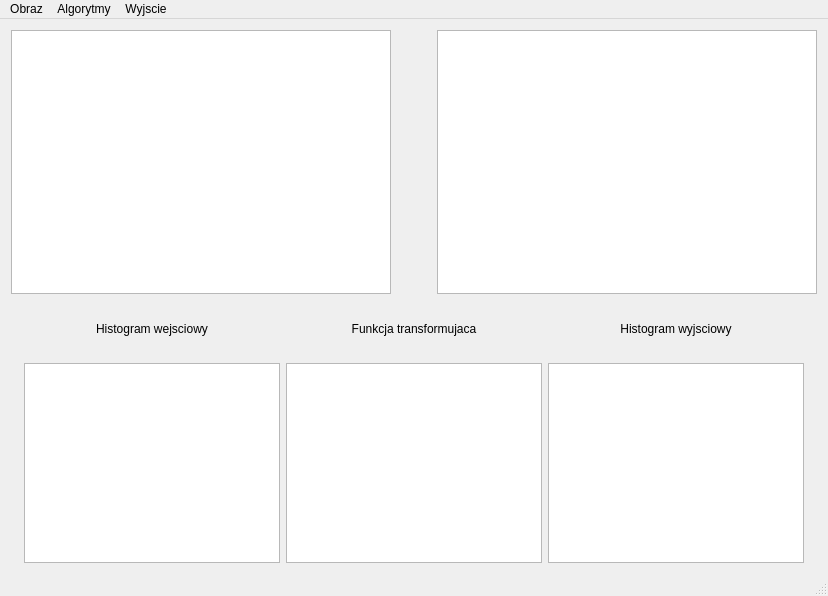
Old version of the form GUI4OpenCV/GUI4OpenCV.ui in the repository WonderWoman2020/GUI4OpenCV.
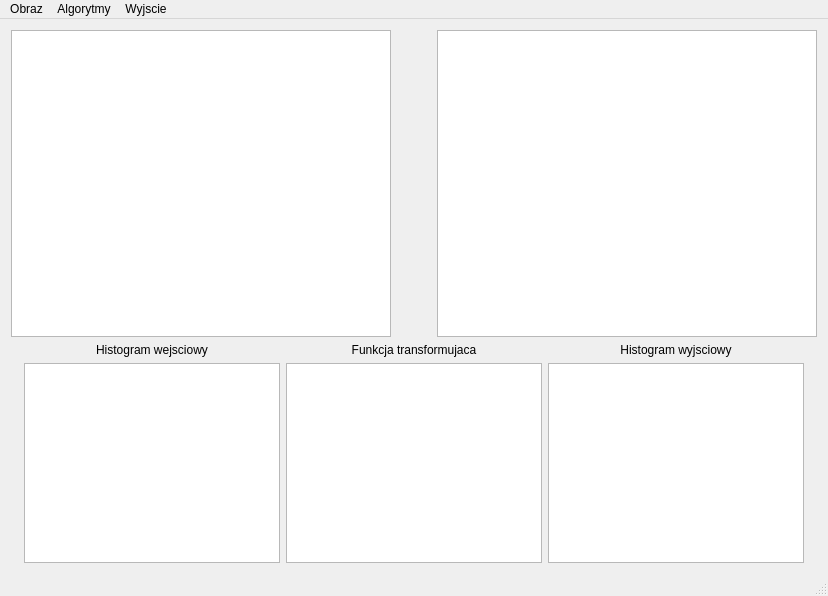
New version of the form.

Commit message: Made images row to take more space in grid than charts row (by layout stretch)

What changed in the file:
```diff
--- a/GUI4OpenCV/GUI4OpenCV.ui
+++ b/GUI4OpenCV/GUI4OpenCV.ui
@@ -14,7 +14,7 @@
    <string>GUI4OpenCV</string>
   </property>
   <widget class="QWidget" name="centralWidget">
-   <layout class="QGridLayout" name="gridLayout">
+   <layout class="QGridLayout" name="gridLayout" rowstretch="0,1,0,0">
     <item row="1" column="2">
      <layout class="QHBoxLayout" name="imagesRow">
       <item>
```
